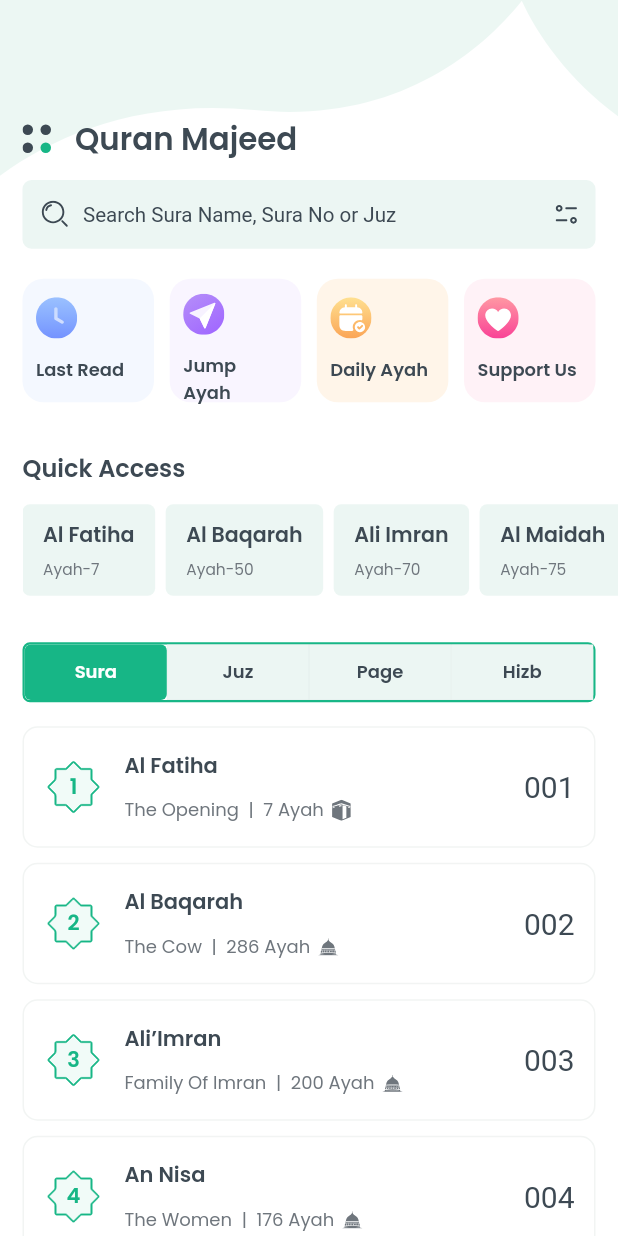
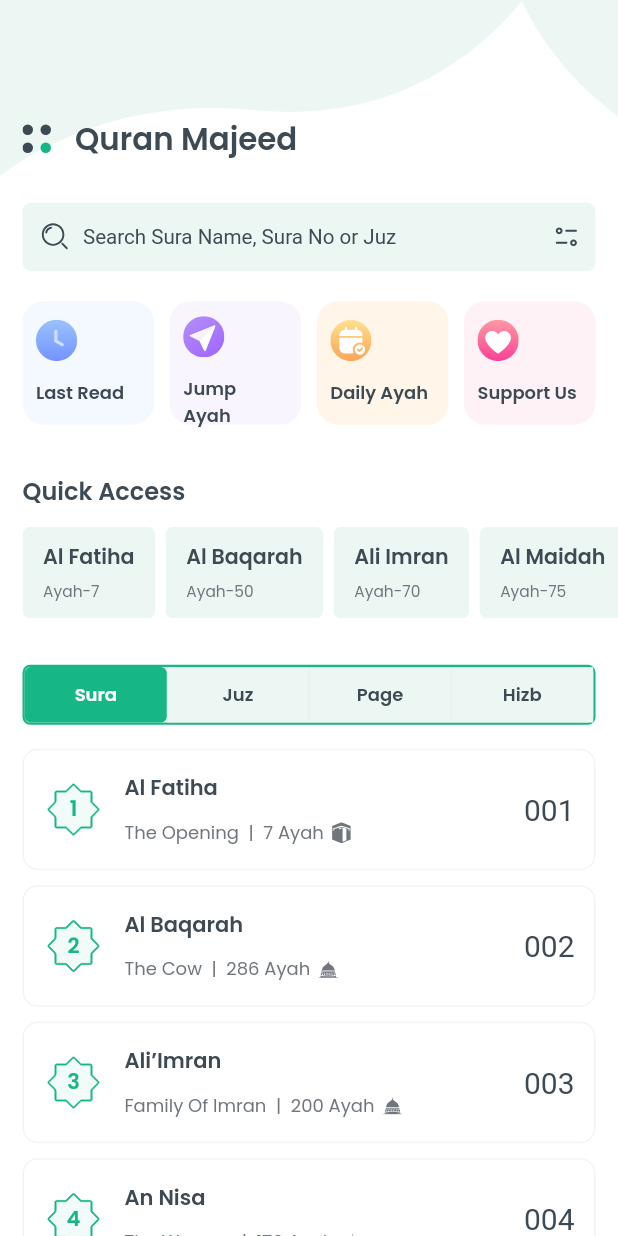
Before and after one commit to royalcourtbd/project_quran, a Flutter app: the screen it shows after launch, on a phone screen of 412 x 824 dp. Run offline on Flutter 3.47's test engine with Material 2 defaults, Android fonts, the light colour scheme and no system bars; our stand-ins replace flutter_svg, get, google_fonts, responsive_sizer; Roboto replaces fonts that are missing (SurahName).

Commit message:
home page

```diff
--- a/lib/presentation/home/home_page.dart
+++ b/lib/presentation/home/home_page.dart
@@ -53,6 +53,9 @@ class HomePage extends StatelessWidget {
               physics: const BouncingScrollPhysics(),
               child: Column(
                 children: [
+                  SizedBox(
+                    height: 15.px,
+                  ),
                   const SearchSection(),
                   SizedBox(height: 20.px),
                   Padding(
```
